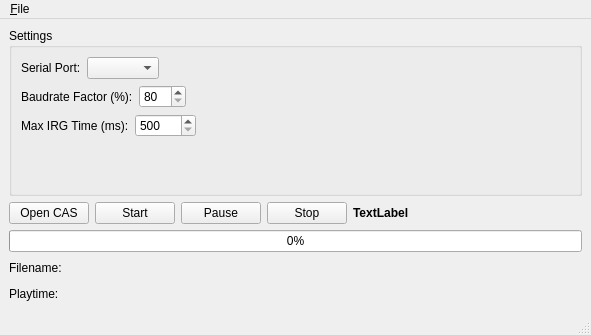
Above: src/mainwindow.ui from ThKattanek/cas_to_sio before the change. Below: the same form after it.
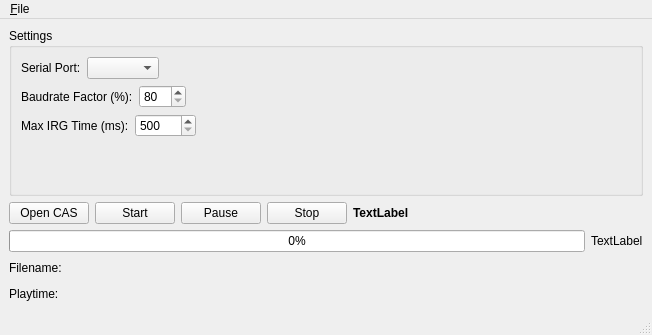
That is the form after the change.

Commit message: added remaining time

Patch:
```diff
--- a/src/mainwindow.ui
+++ b/src/mainwindow.ui
@@ -6,7 +6,7 @@
    <rect>
     <x>0</x>
     <y>0</y>
-    <width>591</width>
+    <width>652</width>
     <height>335</height>
    </rect>
   </property>
@@ -190,6 +190,8 @@
      </layout>
     </item>
     <item>
+     <layout class="QHBoxLayout" name="horizontalLayout_7">
+      <item>
      <widget class="QProgressBar" name="transmit_progress">
       <property name="value">
        <number>0</number>
@@ -197,6 +199,15 @@
      </widget>
     </item>
     <item>
+       <widget class="QLabel" name="remaining_time_label">
+        <property name="text">
+         <string>TextLabel</string>
+        </property>
+       </widget>
+      </item>
+     </layout>
+    </item>
+    <item>
      <layout class="QHBoxLayout" name="horizontalLayout_5">
       <item>
        <widget class="QLabel" name="label">
@@ -265,7 +276,7 @@
     <rect>
      <x>0</x>
      <y>0</y>
-     <width>591</width>
+     <width>652</width>
      <height>23</height>
     </rect>
    </property>
```
Lines whose indentation alone changed are shown as unchanged. The commit also changes 4 other files.
